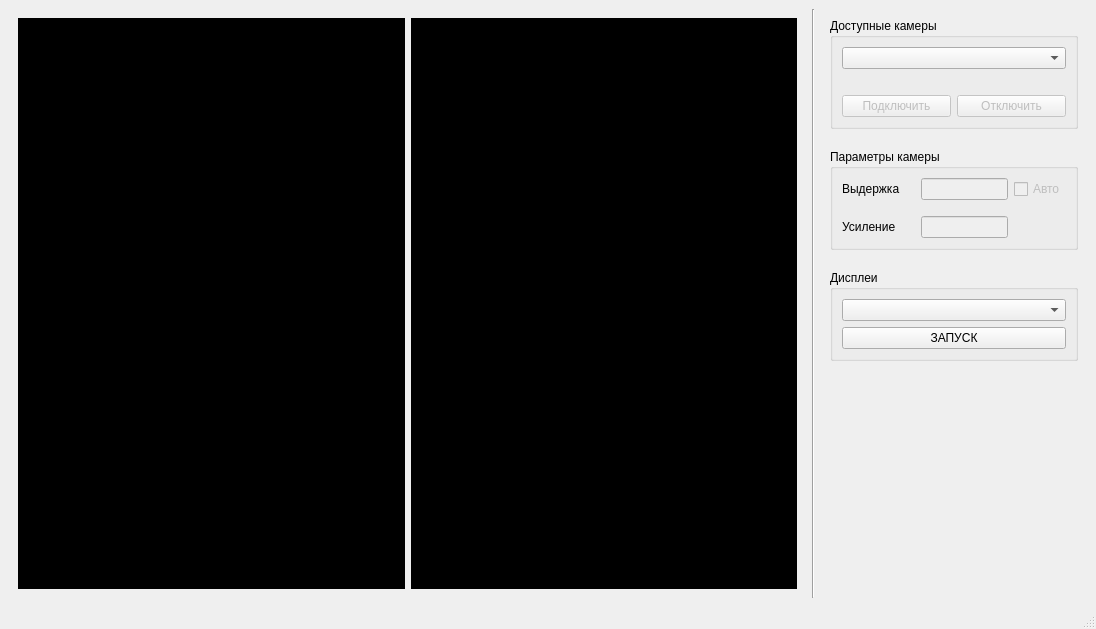
Old version of the form view/mainwindow.ui in the repository Superdudl/DigitalVision.
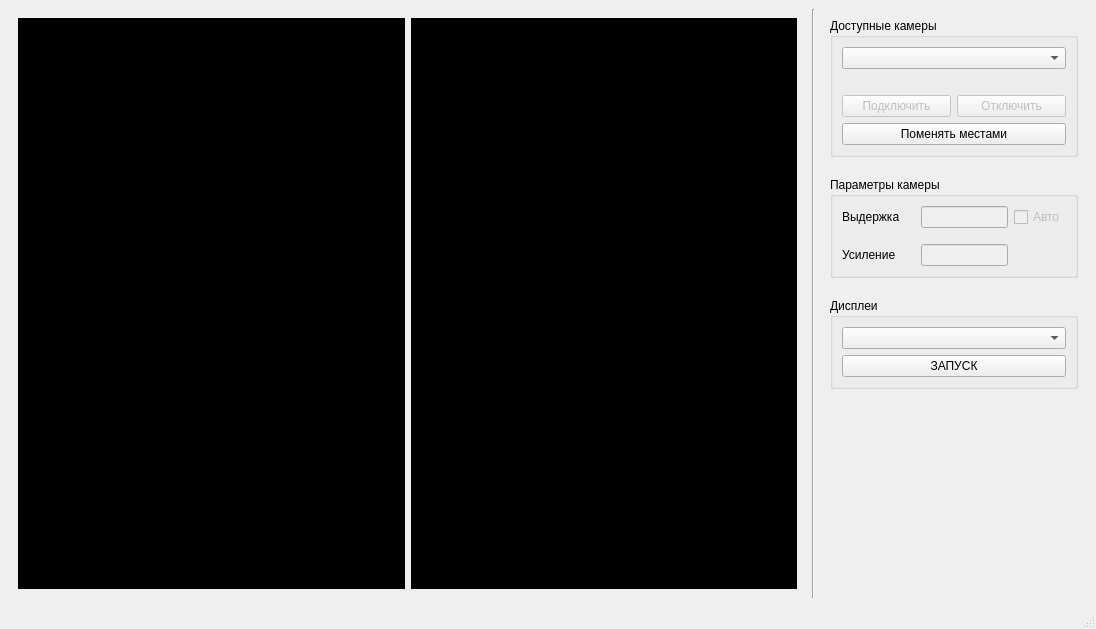
New version of the form.

Commit message: Добавлен свап между окнами видеокамер

```diff
--- a/view/mainwindow.ui
+++ b/view/mainwindow.ui
@@ -181,6 +181,13 @@
             </item>
            </layout>
           </item>
+          <item>
+           <widget class="QPushButton" name="changePositions">
+            <property name="text">
+             <string>Поменять местами</string>
+            </property>
+           </widget>
+          </item>
          </layout>
         </widget>
        </item>
```
The commit also changes 4 other files.
